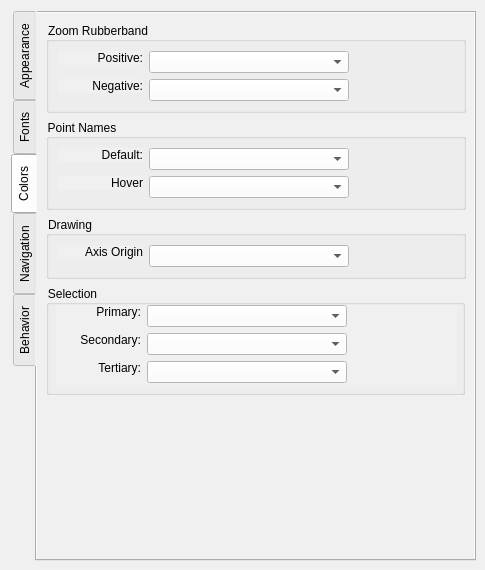
This is src/app/seamly2d/dialogs/configpages/preferencesgraphicsviewpage.ui in FashionFreedom/Seamly2D as Qt 5 draws it before an edit. The edited form follows.
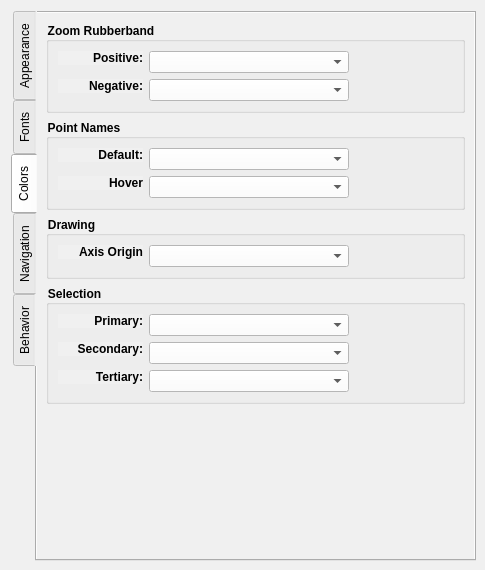
This is the edited form. The open tabs and pages were chosen to show the change. Custom widgets are drawn as their Qt base class.

Patch:
```diff
--- a/src/app/seamly2d/dialogs/configpages/preferencesgraphicsviewpage.ui
+++ b/src/app/seamly2d/dialogs/configpages/preferencesgraphicsviewpage.ui
@@ -18,8 +18,8 @@
   </property>
   <property name="minimumSize">
    <size>
-    <width>485</width>
-    <height>570</height>
+    <width>100</width>
+    <height>100</height>
    </size>
   </property>
   <property name="maximumSize">
@@ -43,7 +43,7 @@
    <item>
     <widget class="QTabWidget" name="graphicsViewTabWidget">
      <property name="sizePolicy">
-      <sizepolicy hsizetype="Fixed" vsizetype="Fixed">
+      <sizepolicy hsizetype="Preferred" vsizetype="Preferred">
        <horstretch>0</horstretch>
        <verstretch>0</verstretch>
       </sizepolicy>
@@ -1149,14 +1149,14 @@
        <item>
         <widget class="QGroupBox" name="zoomRubberBandGroupBox">
          <property name="sizePolicy">
-          <sizepolicy hsizetype="Fixed" vsizetype="Preferred">
+          <sizepolicy hsizetype="Expanding" vsizetype="Preferred">
            <horstretch>0</horstretch>
            <verstretch>0</verstretch>
           </sizepolicy>
          </property>
          <property name="minimumSize">
           <size>
-           <width>420</width>
+           <width>0</width>
            <height>0</height>
           </size>
          </property>
@@ -1169,6 +1169,7 @@
          <property name="font">
           <font>
            <pointsize>9</pointsize>
+           <bold>true</bold>
           </font>
          </property>
          <property name="title">
@@ -1180,7 +1181,7 @@
             <item row="0" column="0">
              <widget class="QLabel" name="zrbPositiveColorLabel">
               <property name="sizePolicy">
-               <sizepolicy hsizetype="Fixed" vsizetype="Fixed">
+               <sizepolicy hsizetype="Preferred" vsizetype="Fixed">
                 <horstretch>0</horstretch>
                 <verstretch>0</verstretch>
                </sizepolicy>
@@ -1188,7 +1189,7 @@
               <property name="minimumSize">
                <size>
                 <width>85</width>
-                <height>14</height>
+                <height>0</height>
                </size>
               </property>
               <property name="font">
@@ -1235,7 +1236,7 @@
             <item row="1" column="0">
              <widget class="QLabel" name="zrbNegativeColorLabel">
               <property name="sizePolicy">
-               <sizepolicy hsizetype="Fixed" vsizetype="Fixed">
+               <sizepolicy hsizetype="Preferred" vsizetype="Fixed">
                 <horstretch>0</horstretch>
                 <verstretch>0</verstretch>
                </sizepolicy>
@@ -1243,12 +1244,12 @@
               <property name="minimumSize">
                <size>
                 <width>85</width>
-                <height>14</height>
+                <height>0</height>
                </size>
               </property>
               <property name="maximumSize">
                <size>
-                <width>120</width>
+                <width>16777215</width>
                 <height>16777215</height>
                </size>
               </property>
@@ -1301,14 +1302,14 @@
        <item>
         <widget class="QGroupBox" name="pointNames_GroupBox">
          <property name="sizePolicy">
-          <sizepolicy hsizetype="Fixed" vsizetype="Preferred">
+          <sizepolicy hsizetype="Expanding" vsizetype="Preferred">
            <horstretch>0</horstretch>
            <verstretch>0</verstretch>
           </sizepolicy>
          </property>
          <property name="minimumSize">
           <size>
-           <width>420</width>
+           <width>0</width>
            <height>0</height>
           </size>
          </property>
@@ -1321,6 +1322,7 @@
          <property name="font">
           <font>
            <pointsize>9</pointsize>
+           <bold>true</bold>
           </font>
          </property>
          <property name="title">
@@ -1332,7 +1334,7 @@
             <item row="0" column="0">
              <widget class="QLabel" name="pontNameColor_Label">
               <property name="sizePolicy">
-               <sizepolicy hsizetype="Fixed" vsizetype="Fixed">
+               <sizepolicy hsizetype="Preferred" vsizetype="Fixed">
                 <horstretch>0</horstretch>
                 <verstretch>0</verstretch>
                </sizepolicy>
@@ -1340,7 +1342,7 @@
               <property name="minimumSize">
                <size>
                 <width>85</width>
-                <height>14</height>
+                <height>0</height>
                </size>
               </property>
               <property name="font">
@@ -1387,7 +1389,7 @@
             <item row="1" column="0">
              <widget class="QLabel" name="pontNameHoverColor_Label">
               <property name="sizePolicy">
-               <sizepolicy hsizetype="Fixed" vsizetype="Fixed">
+               <sizepolicy hsizetype="Preferred" vsizetype="Fixed">
                 <horstretch>0</horstretch>
                 <verstretch>0</verstretch>
                </sizepolicy>
@@ -1395,12 +1397,12 @@
               <property name="minimumSize">
                <size>
                 <width>85</width>
-                <height>14</height>
+                <height>0</height>
                </size>
               </property>
               <property name="maximumSize">
                <size>
-                <width>120</width>
+                <width>16777215</width>
                 <height>16777215</height>
                </size>
               </property>
@@ -1453,14 +1455,14 @@
        <item>
         <widget class="QGroupBox" name="drawing_GroupBox">
          <property name="sizePolicy">
-          <sizepolicy hsizetype="Fixed" vsizetype="Preferred">
+          <sizepolicy hsizetype="Expanding" vsizetype="Preferred">
            <horstretch>0</horstretch>
            <verstretch>0</verstretch>
           </sizepolicy>
          </property>
          <property name="minimumSize">
           <size>
-           <width>420</width>
+           <width>0</width>
            <height>0</height>
           </size>
          </property>
@@ -1473,6 +1475,7 @@
          <property name="font">
           <font>
            <pointsize>9</pointsize>
+           <bold>true</bold>
           </font>
          </property>
          <property name="title">
@@ -1484,7 +1487,7 @@
             <item row="0" column="0">
              <widget class="QLabel" name="axisOrginColor_Label">
               <property name="sizePolicy">
-               <sizepolicy hsizetype="Fixed" vsizetype="Fixed">
+               <sizepolicy hsizetype="Preferred" vsizetype="Fixed">
                 <horstretch>0</horstretch>
                 <verstretch>0</verstretch>
                </sizepolicy>
@@ -1492,7 +1495,7 @@
               <property name="minimumSize">
                <size>
                 <width>85</width>
-                <height>14</height>
+                <height>0</height>
                </size>
               </property>
               <property name="font">
@@ -1543,29 +1546,33 @@
        </item>
        <item>
         <widget class="QGroupBox" name="selection_GroupBox">
+         <property name="sizePolicy">
+          <sizepolicy hsizetype="Expanding" vsizetype="Preferred">
+           <horstretch>0</horstretch>
+           <verstretch>0</verstretch>
+          </sizepolicy>
+         </property>
          <property name="minimumSize">
           <size>
            <width>0</width>
-           <height>110</height>
+           <height>0</height>
           </size>
          </property>
+         <property name="font">
+          <font>
+           <bold>true</bold>
+          </font>
+         </property>
          <property name="title">
           <string>Selection</string>
          </property>
-         <widget class="QWidget" name="layoutWidget">
-          <property name="geometry">
-           <rect>
-            <x>10</x>
-            <y>20</y>
-            <width>401</width>
-            <height>80</height>
-           </rect>
-          </property>
+         <layout class="QVBoxLayout" name="verticalLayout_22">
+          <item>
           <layout class="QFormLayout" name="formLayout_9">
            <item row="0" column="0">
             <widget class="QLabel" name="primarySupportColor_Label">
              <property name="sizePolicy">
-              <sizepolicy hsizetype="Fixed" vsizetype="Fixed">
+               <sizepolicy hsizetype="Preferred" vsizetype="Fixed">
                <horstretch>0</horstretch>
                <verstretch>0</verstretch>
               </sizepolicy>
@@ -1573,7 +1580,7 @@
              <property name="minimumSize">
               <size>
                <width>85</width>
-               <height>14</height>
+                <height>0</height>
               </size>
              </property>
              <property name="font">
@@ -1620,7 +1627,7 @@
            <item row="1" column="0">
             <widget class="QLabel" name="secondarySupportColor_Label">
              <property name="sizePolicy">
-              <sizepolicy hsizetype="Fixed" vsizetype="Fixed">
+               <sizepolicy hsizetype="Preferred" vsizetype="Fixed">
                <horstretch>0</horstretch>
                <verstretch>0</verstretch>
               </sizepolicy>
@@ -1628,12 +1635,12 @@
              <property name="minimumSize">
               <size>
                <width>85</width>
-               <height>14</height>
+                <height>0</height>
               </size>
              </property>
              <property name="maximumSize">
               <size>
-               <width>120</width>
+                <width>16777215</width>
                <height>16777215</height>
               </size>
              </property>
@@ -1681,7 +1688,7 @@
            <item row="2" column="0">
             <widget class="QLabel" name="tertiarySupportColor_Laabel">
              <property name="sizePolicy">
-              <sizepolicy hsizetype="Fixed" vsizetype="Fixed">
+               <sizepolicy hsizetype="Preferred" vsizetype="Fixed">
                <horstretch>0</horstretch>
                <verstretch>0</verstretch>
               </sizepolicy>
@@ -1689,12 +1696,12 @@
              <property name="minimumSize">
               <size>
                <width>85</width>
-               <height>14</height>
+                <height>0</height>
               </size>
              </property>
              <property name="maximumSize">
               <size>
-               <width>120</width>
+                <width>16777215</width>
                <height>16777215</height>
               </size>
              </property>
@@ -1740,7 +1747,8 @@
             </widget>
            </item>
           </layout>
-         </widget>
+          </item>
+         </layout>
         </widget>
        </item>
        <item>
```
Left out of the diff: 120 changed lines with no effect on the pictures. Lines whose indentation alone changed are shown as unchanged.
